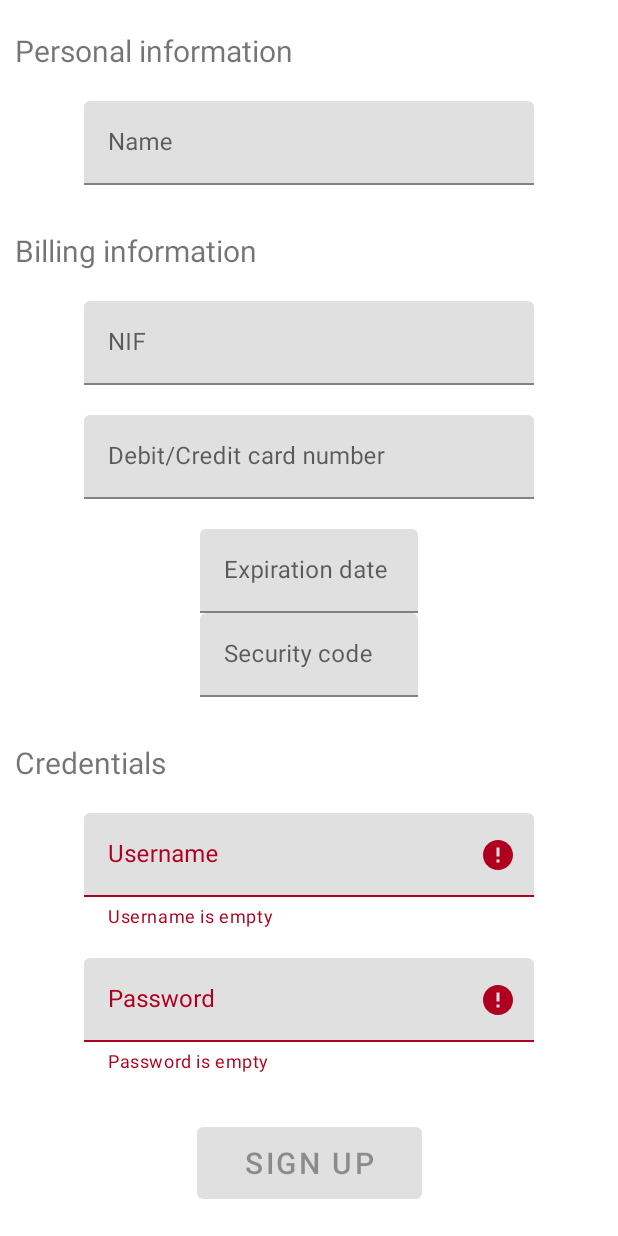
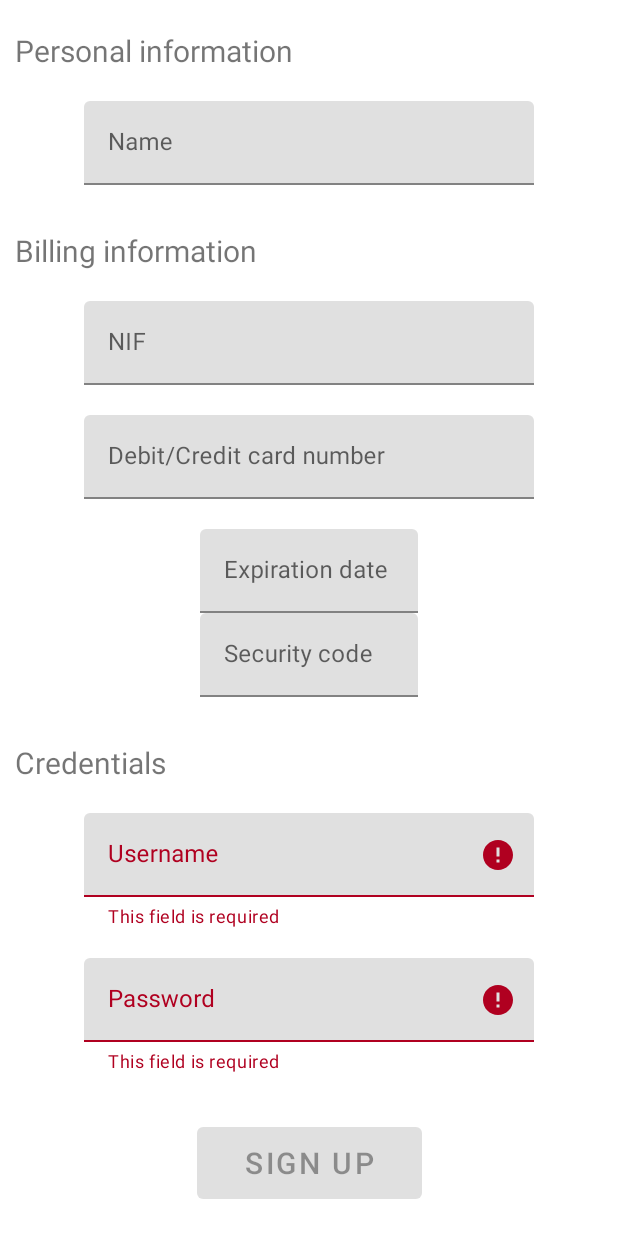
Before and after one commit to miguelalexbt/ACME-Coffee-App, an Android app: the SignUpFragment screen opened through its navigation route, after a tap on an icon or button, on a phone screen of 412 x 824 dp. Run offline under Robolectric (Android 15) with nearby library versions, the phone set to English and light mode, and no system bars; our stand-ins replace Dagger/Hilt's generated code, Room's generated code, data binding; libraries missing offline, so code that uses them is left out: androidx.hilt, androidx.hilt.lifecycle; 1 statement that could not run was skipped.

Commit message:
[Client]: More UI changes. Sign up almost done.

```diff
--- a/client/app/src/main/java/org/feup/cmov/acmeclient/ui/auth/signin/SignInFragment.kt
+++ b/client/app/src/main/java/org/feup/cmov/acmeclient/ui/auth/signin/SignInFragment.kt
@@ -66,11 +66,17 @@ class SignInFragment : Fragment() {
         })
 
         binding.signInUsernameLayout.editText?.doAfterTextChanged { text ->
-            viewModel.checkForm(text.toString(), binding.signInPassword.text.toString())
+            viewModel.checkCredentials(
+                text.toString(),
+                binding.signInPassword.text.toString()
+            )
         }
 
         binding.signInPasswordLayout.editText?.doAfterTextChanged { text ->
-            viewModel.checkForm(binding.signInUsername.text.toString(), text.toString())
+            viewModel.checkCredentials(
+                binding.signInUsername.text.toString(),
+                text.toString()
+            )
         }
 
         // Sign in
--- a/client/app/src/main/java/org/feup/cmov/acmeclient/ui/auth/signup/SignUpFragment.kt
+++ b/client/app/src/main/java/org/feup/cmov/acmeclient/ui/auth/signup/SignUpFragment.kt
@@ -11,7 +11,6 @@ import androidx.fragment.app.viewModels
 import androidx.navigation.fragment.findNavController
 import dagger.hilt.android.AndroidEntryPoint
 import org.feup.cmov.acmeclient.R
-import org.feup.cmov.acmeclient.databinding.FragmentSignInBinding
 import org.feup.cmov.acmeclient.databinding.FragmentSignUpBinding
 
 @AndroidEntryPoint
@@ -60,6 +59,26 @@ class SignUpFragment : Fragment() {
             else
                 null
 
+            binding.signUpNifLayout.error = if (formState.nifError != null)
+                getString(formState.nifError)
+            else
+                null
+
+            binding.signUpCcNumberLayout.error = if (formState.ccNumberError != null)
+                getString(formState.ccNumberError)
+            else
+                null
+
+            binding.signUpCcExpirationLayout.error = if (formState.ccExpirationError != null)
+                getString(formState.ccExpirationError)
+            else
+                null
+
+            binding.signUpCcCvvLayout.error = if (formState.ccCVVError != null)
+                getString(formState.ccCVVError)
+            else
+                null
+
             binding.signUpUsernameLayout.error = if (formState.usernameError != null)
                 getString(formState.usernameError)
             else
@@ -75,12 +94,54 @@ class SignUpFragment : Fragment() {
             viewModel.checkPersonalInfo(text.toString())
         }
 
+        binding.signUpNifLayout.editText?.doAfterTextChanged { text ->
+            viewModel.checkBillingInfo(
+                text.toString(),
+                binding.signUpCcNumber.text.toString(),
+                binding.signUpCcExpiration.text.toString(),
+                binding.signUpCcCvv.text.toString()
+            )
+        }
+
+        binding.signUpCcNumberLayout.editText?.doAfterTextChanged { text ->
+            viewModel.checkBillingInfo(
+                binding.signUpNif.text.toString(),
+                text.toString(),
+                binding.signUpCcExpiration.text.toString(),
+                binding.signUpCcCvv.text.toString()
+            )
+        }
+
+        binding.signUpCcExpirationLayout.editText?.doAfterTextChanged { text ->
+            viewModel.checkBillingInfo(
+                binding.signUpNif.text.toString(),
+                binding.signUpCcNumber.text.toString(),
+                text.toString(),
+                binding.signUpCcCvv.text.toString()
+            )
+        }
+
+        binding.signUpCcCvvLayout.editText?.doAfterTextChanged { text ->
+            viewModel.checkBillingInfo(
+                binding.signUpNif.text.toString(),
+                binding.signUpCcNumber.text.toString(),
+                binding.signUpCcExpiration.text.toString(),
+                text.toString()
+            )
+        }
+
         binding.signUpUsernameLayout.editText?.doAfterTextChanged { text ->
-            viewModel.checkCredentials(text.toString(), binding.signUpPassword.text.toString())
+            viewModel.checkCredentials(
+                text.toString(),
+                binding.signUpPassword.text.toString()
+            )
         }
 
         binding.signUpPasswordLayout.editText?.doAfterTextChanged { text ->
-            viewModel.checkCredentials(binding.signUpUsername.text.toString(), text.toString())
+            viewModel.checkCredentials(
+                binding.signUpUsername.text.toString(),
+                text.toString()
+            )
         }
 
         // Sign up
--- a/client/app/src/main/java/org/feup/cmov/acmeclient/ui/auth/signup/SignUpViewModel.kt
+++ b/client/app/src/main/java/org/feup/cmov/acmeclient/ui/auth/signup/SignUpViewModel.kt
@@ -6,8 +6,6 @@ import androidx.lifecycle.*
 import kotlinx.coroutines.launch
 import org.feup.cmov.acmeclient.R
 import org.feup.cmov.acmeclient.data.DataRepository
-import org.feup.cmov.acmeclient.data.api.ApiResponse
-import org.feup.cmov.acmeclient.ui.auth.signin.SignInViewModel
 
 class SignUpViewModel @ViewModelInject constructor(
     @Assisted savedStateHandle: SavedStateHandle,
@@ -37,25 +35,80 @@ class SignUpViewModel @ViewModelInject constructor(
     val formState: LiveData<FormState> = _formState
 
     fun checkPersonalInfo(name: String) {
+        val nameError = when {
+            name.isEmpty() -> R.string.error_required
+            else -> null
+        }
+
+        val isValid = nameError == null
+
         _formState.value = _formState.value?.copy(
-            nameError = if (name.isEmpty()) R.string.error_empty_name else null,
-            isValid = _formState.value!!.isValid && name.isNotEmpty()
+            nameError = nameError,
+            isValid = _formState.value!!.isValid && isValid
         )
     }
 
-    fun checkBillingInfo() {
+    fun checkBillingInfo(nif: String, ccNumber: String, ccExpiration: String, ccCVV: String) {
+        val nifError = when {
+            nif.isEmpty() -> R.string.error_required
+            nif.length != 9 -> R.string.error_invalid
+            else -> null
+        }
 
+        val ccNumberError = when {
+            ccNumber.isEmpty() -> R.string.error_required
+            ccNumber.length != 16 -> R.string.error_invalid
+            else -> null
+        }
+
+        val ccExpirationError = when {
+            ccExpiration.isEmpty() -> R.string.error_required
+            ccExpiration.length < 4 || ccExpiration.length > 5 -> R.string.error_invalid
+            else -> null
+        }
+
+        val ccCVVError = when {
+            ccCVV.isEmpty() -> R.string.error_required
+            ccCVV.length != 3 -> R.string.error_invalid
+            else -> null
+        }
+
+        val isValid = nifError == null && ccNumberError == null && ccExpirationError == null&& ccCVVError == null
+
+        _formState.value = _formState.value?.copy(
+            nifError = nifError,
+            ccNumberError = ccNumberError,
+            ccExpirationError = ccExpirationError,
+            ccCVVError = ccCVVError,
+            isValid = _formState.value!!.isValid && isValid
+        )
     }
 
     fun checkCredentials(username: String, password: String) {
+        val usernameError = when {
+            username.isEmpty() -> R.string.error_required
+            else -> null
+        }
+
+        val passwordError = when {
+            password.isEmpty() -> R.string.error_required
+            else -> null
+        }
+
+        val isValid = usernameError == null && passwordError == null
+
         _formState.value = _formState.value?.copy(
-            usernameError = if (username.isEmpty()) R.string.error_empty_username else null,
-            passwordError = if (password.isEmpty()) R.string.error_empty_password else null,
-            isValid = _formState.value!!.isValid && username.isNotEmpty() && password.isNotEmpty()
+            usernameError = usernameError,
+            passwordError = passwordError,
+            isValid = _formState.value!!.isValid && isValid
         )
     }
 
-    fun signUp() {
+    fun signUp(
+        name: String,
+        nif: String, ccNumber: String, ccExpiration: String, ccCVV: String,
+        username: String, password: String
+    ) {
         viewModelScope.launch {
 //            when (dataRepository.signUp(username, password)) {
 //                is ApiResponse.Success ->
--- a/client/app/src/main/res/layout/fragment_sign_up.xml
+++ b/client/app/src/main/res/layout/fragment_sign_up.xml
@@ -88,7 +88,8 @@
                         android:layout_height="wrap_content"
                         android:ems="10"
                         android:inputType="number"
-                        app:errorEnabled="true" />
+                        app:errorEnabled="true"
+                        android:maxLength="9"/>
                 </com.google.android.material.textfield.TextInputLayout>
 
                 <com.google.android.material.textfield.TextInputLayout
@@ -107,15 +108,14 @@
                         android:layout_height="wrap_content"
                         android:ems="10"
                         android:inputType="number"
-                        app:errorEnabled="true" />
+                        app:errorEnabled="true"
+                        android:maxLength="16"/>
                 </com.google.android.material.textfield.TextInputLayout>
 
                 <com.google.android.material.textfield.TextInputLayout
                     android:id="@+id/signUp_cc_expiration_layout"
                     android:layout_width="145dp"
                     android:layout_height="wrap_content"
-                    android:layout_weight="1"
-                    android:layout_marginEnd="10dp"
                     android:hint="@string/prompt_cc_expiration">
 
                     <com.google.android.material.textfield.TextInputEditText
@@ -131,7 +131,6 @@
                     android:id="@+id/signUp_cc_cvv_layout"
                     android:layout_width="145dp"
                     android:layout_height="wrap_content"
-                    android:layout_weight="1"
                     android:hint="@string/prompt_cc_cvv">
 
                     <com.google.android.material.textfield.TextInputEditText
@@ -140,7 +139,8 @@
                         android:layout_height="wrap_content"
                         android:ems="10"
                         android:inputType="number"
-                        app:errorEnabled="true" />
+                        app:errorEnabled="true"
+                        android:maxLength="3" />
                 </com.google.android.material.textfield.TextInputLayout>
 
                 <androidx.constraintlayout.helper.widget.Flow
--- a/client/app/src/main/res/values/strings.xml
+++ b/client/app/src/main/res/values/strings.xml
@@ -19,7 +19,6 @@
     <!--Sign up-->
     <string name="section_personal">Personal information</string>
     <string name="prompt_name">Name</string>
-
     <string name="section_billing">Billing information</string>
     <string name="prompt_nif">NIF</string>
     <string name="prompt_cc_number">Debit/Credit card number</string>
@@ -30,7 +29,6 @@
     <string name="prompt_redirect_sign_in">I already have an account</string>
 
     <!--Errors-->
-    <string name="error_empty_name">Name is empty</string>
-    <string name="error_empty_username">Username is empty</string>
-    <string name="error_empty_password">Password is empty</string>
+    <string name="error_required">This field is required</string>
+    <string name="error_invalid">This field is invalid</string>
 </resources>
```
Also changed, not shown: client/app/src/main/java/org/feup/cmov/acmeclient/ui/auth/signin/SignInViewModel.kt (+17 -6 lines).
